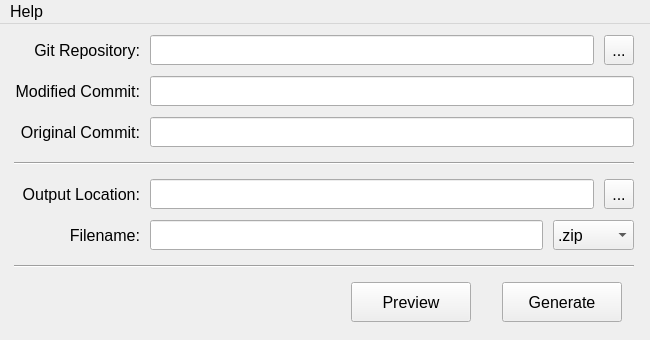
Above: python/window.ui from borting/gen-old-diff before the change. Below: the same form after it.
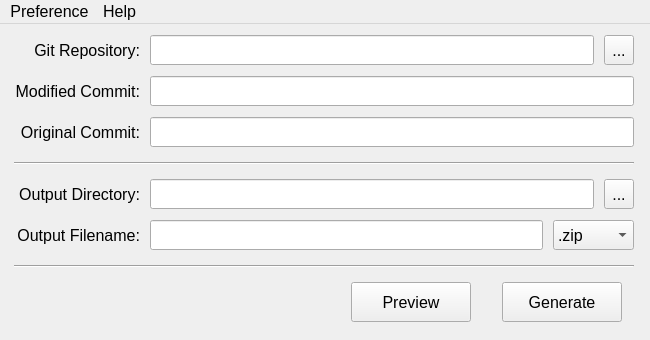
That is the form after the change.

Diff of the .ui file:
```diff
--- a/python/window.ui
+++ b/python/window.ui
@@ -249,7 +249,7 @@
           </size>
          </property>
          <property name="text">
-          <string>Output Location:</string>
+          <string>Output Directory:</string>
          </property>
          <property name="alignment">
           <set>Qt::AlignRight|Qt::AlignTrailing|Qt::AlignVCenter</set>
@@ -309,7 +309,7 @@
           </size>
          </property>
          <property name="text">
-          <string>Filename:</string>
+          <string>Output Filename:</string>
          </property>
          <property name="alignment">
           <set>Qt::AlignRight|Qt::AlignTrailing|Qt::AlignVCenter</set>
@@ -477,6 +477,14 @@
      <height>25</height>
     </rect>
    </property>
+   <widget class="QMenu" name="menuPrefer">
+    <property name="title">
+     <string>Preference</string>
+    </property>
+    <addaction name="actionPreview"/>
+    <addaction name="separator"/>
+    <addaction name="actionPrefer"/>
+   </widget>
    <widget class="QMenu" name="menuHelp">
     <property name="title">
      <string>Help</string>
@@ -487,6 +495,7 @@
     <addaction name="separator"/>
     <addaction name="actionAbout"/>
    </widget>
+   <addaction name="menuPrefer"/>
    <addaction name="menuHelp"/>
   </widget>
   <action name="actionHelp">
```
Left out of the diff: 30 changed lines with no effect on the pictures.
